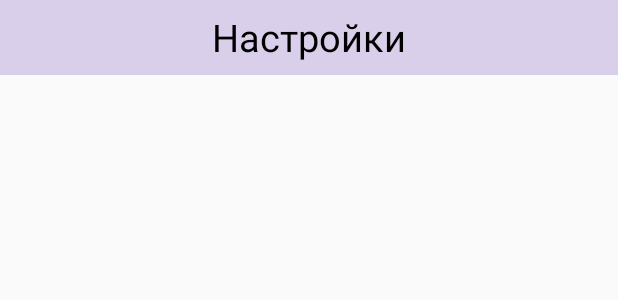
After one commit to Gevorkyan-Narek/NewsAgregator, an Android app: the layout bottom_sheet.xml on its own in the app's theme, with its tools: preview values and no code run, on a phone screen of 412 x 824 dp. The commit adds this screen. Shown: the top 300 px of the screen. Run offline under Robolectric (Android 15) with nearby library versions, the phone set to English and light mode, and no system bars.

Commit message:
Реализован Bottom Sheet

```diff
--- /dev/null
+++ b/app/src/main/res/layout/bottom_sheet.xml
@@ -0,0 +1,29 @@
+<?xml version="1.0" encoding="utf-8"?>
+<androidx.constraintlayout.widget.ConstraintLayout xmlns:android="http://schemas.android.com/apk/res/android"
+    xmlns:app="http://schemas.android.com/apk/res-auto"
+    android:id="@+id/layout_bottom_sheet"
+    android:layout_width="match_parent"
+    android:layout_height="250dp"
+    app:behavior_peekHeight="50dp"
+    app:layout_behavior="@string/bottom_sheet_behavior">
+
+    <TextView
+        android:id="@+id/head"
+        style="@style/BottomSheetLabel"
+        android:layout_width="match_parent"
+        android:layout_height="50dp"
+        android:background="#39673AB7"
+        android:gravity="center"
+        android:text="@string/options"
+        app:layout_constraintStart_toStartOf="parent"
+        app:layout_constraintTop_toTopOf="parent" />
+
+    <androidx.recyclerview.widget.RecyclerView
+        android:id="@+id/links_recycler"
+        android:layout_width="match_parent"
+        android:layout_height="wrap_content"
+        app:layoutManager="androidx.recyclerview.widget.LinearLayoutManager"
+        app:layout_constraintTop_toBottomOf="@id/head"
+        app:layout_constraintStart_toStartOf="parent" />
+
+</androidx.constraintlayout.widget.ConstraintLayout>
--- a/app/src/main/res/values/strings.xml
+++ b/app/src/main/res/values/strings.xml
@@ -1,3 +1,5 @@
 <resources>
     <string name="app_name">NewsAgregator</string>
+    <string name="options">Настройки</string>
+    <string name="_4pda">4PDA</string>
 </resources>
--- a/app/src/main/res/values/styles.xml
+++ b/app/src/main/res/values/styles.xml
@@ -1,10 +1,19 @@
 <resources>
     <!-- Base application theme. -->
-    <style name="AppTheme" parent="Theme.AppCompat.Light.DarkActionBar">
+    <style name="AppTheme" parent="Theme.AppCompat.Light.NoActionBar">
         <!-- Customize your theme here. -->
         <item name="colorPrimary">@color/colorPrimary</item>
         <item name="colorPrimaryDark">@color/colorPrimaryDark</item>
         <item name="colorAccent">@color/colorAccent</item>
     </style>
 
+    <style name="BottomSheetLabel">
+        <item name="android:textSize">25sp</item>
+        <item name="android:textColor">@android:color/black</item>
+    </style>
+
+    <style name="BottomSheetLinks">
+        <item name="android:textSize">25sp</item>
+        <item name="android:textColor">@android:color/black</item>
+    </style>
 </resources>
```
Also changed, not shown: app/build.gradle (+5 -3 lines), app/src/main/java/com/cyclone/newsagregator/Link.kt (added, +7 -0 lines), app/src/main/java/com/cyclone/newsagregator/LinksAdapter.kt (added, +29 -0 lines), app/src/main/java/com/cyclone/newsagregator/MainActivity.kt (+47 -1 lines), app/src/main/res/layout/activity_main.xml (+32 -3 lines), app/src/main/res/layout/bottom_link_item.xml (added, +22 -0 lines).
